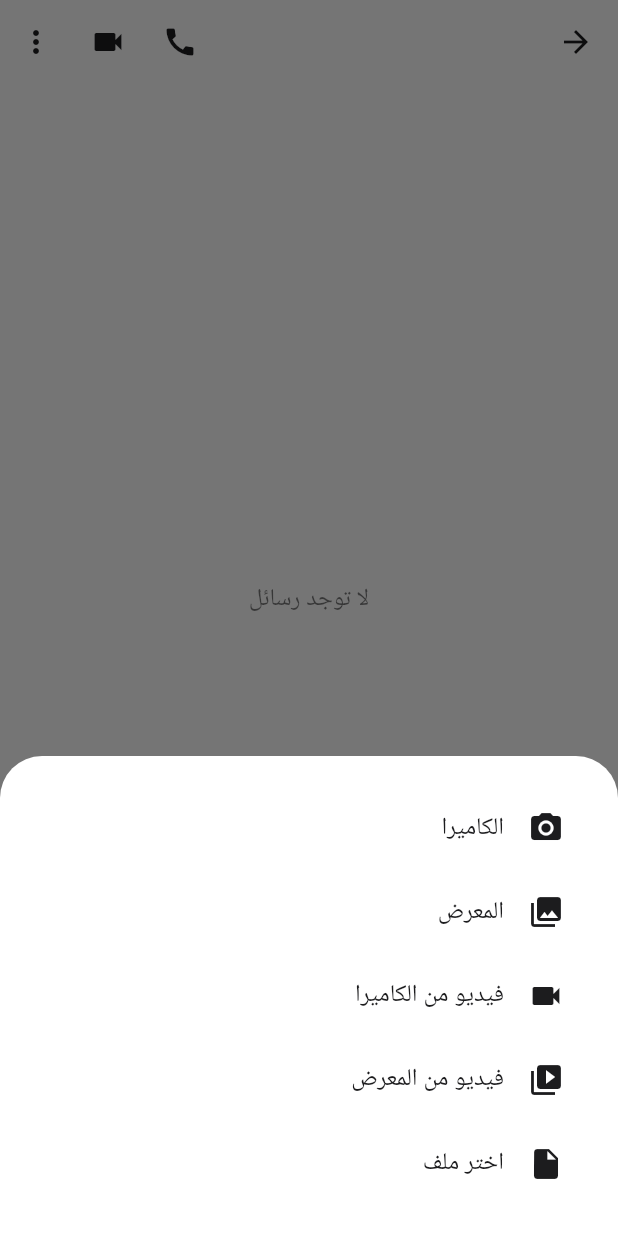
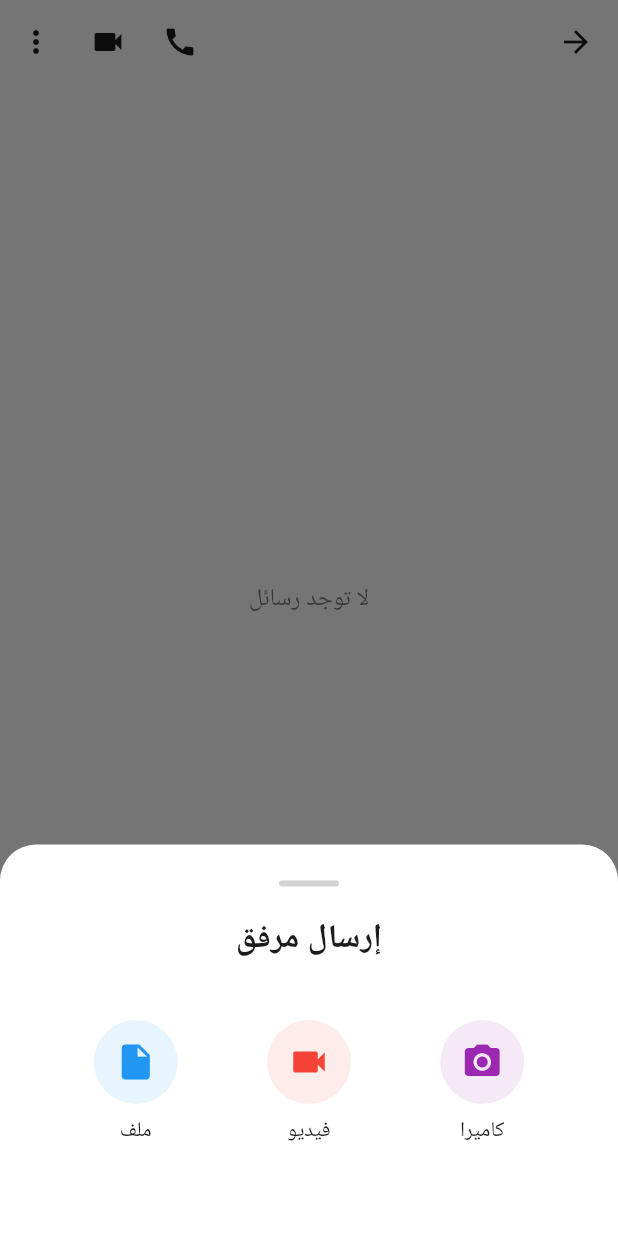
Before and after one commit to ahmetbasmaci/SamaNet, a Flutter app: the MessagesPage screen opened directly with empty values, after a tap on the "attach file" icon, on a phone screen of 412 x 824 dp. Run offline on Flutter 3.47's test engine with Material 3 defaults, Android fonts, the phone set to English and light mode, and no system bars; our stand-ins replace cached_network_image, dio, file_picker, flutter_local_notifications, image_picker, open_filex and 2 more; missing offline and left inert: signalr_core; accounts and stored records are empty; network calls fail; Roboto replaces fonts that are missing (SF Pro Rounded).

Commit message:
send file wthout text

```diff
--- a/sama_net_messaging_app_mobile/lib/data/services/api_client.dart
+++ b/sama_net_messaging_app_mobile/lib/data/services/api_client.dart
@@ -269,7 +269,10 @@ class ApiClient {
         // Error response - handle both object and string responses
         String errorMessage;
         if (responseData is Map<String, dynamic>) {
-          errorMessage = responseData['message'] ?? responseData['error'] ?? 'Request failed with status $statusCode';
+          var title = responseData['title'] ?? '';
+          var errors = responseData['errors'] ?? '';
+
+          errorMessage = title + (errors.isNotEmpty ? '\n\t- $errors \n\t-' : '') + ' (status code: $statusCode)';
         } else {
           errorMessage = responseData.toString();
         }
--- a/sama_net_messaging_app_mobile/lib/data/services/realtime_chat_service.dart
+++ b/sama_net_messaging_app_mobile/lib/data/services/realtime_chat_service.dart
@@ -84,15 +84,39 @@ class RealtimeChatService {
 
       await _connection!.start();
       await _connection!.invoke('JoinChat', args: <Object?>[userId]);
+
+      if (kDebugMode) {
+        debugPrint('[SignalR] Successfully connected for user $userId');
+      }
+    } catch (e, stackTrace) {
+      if (kDebugMode) {
+        debugPrint('[SignalR] Connection failed: $e');
+        debugPrintStack(stackTrace: stackTrace);
+      }
+      // Clean up on error
+      await _disposeConnection();
+      rethrow;
     } finally {
       _isConnecting = false;
     }
   }
 
   Future<void> _waitForConnection() async {
+    const maxWaitTime = Duration(seconds: 10);
+    final stopwatch = Stopwatch()..start();
+
     while (_isConnecting) {
+      if (stopwatch.elapsed >= maxWaitTime) {
+        if (kDebugMode) {
+          debugPrint('[SignalR] Wait for connection timed out after ${stopwatch.elapsed.inSeconds}s');
+        }
+        _isConnecting = false; // Force reset the flag
+        throw TimeoutException('Connection attempt timed out');
+      }
       await Future<void>.delayed(const Duration(milliseconds: 50));
     }
+
+    stopwatch.stop();
   }
 
   Future<void> _disposeConnection() async {
--- a/sama_net_messaging_app_mobile/lib/presentation/pages/messages_page.dart
+++ b/sama_net_messaging_app_mobile/lib/presentation/pages/messages_page.dart
@@ -723,52 +723,122 @@ class _MessagesPageState extends State<MessagesPage> {
   }
 
   void _showAttachmentOptions() {
+    final theme = Theme.of(context);
+
     showModalBottomSheet(
       context: context,
+      backgroundColor: Colors.transparent,
       builder: (context) => Container(
-        padding: const EdgeInsets.all(20),
+        decoration: BoxDecoration(
+          color: theme.colorScheme.surface,
+          borderRadius: const BorderRadius.only(
+            topLeft: Radius.circular(24),
+            topRight: Radius.circular(24),
+          ),
+        ),
+        padding: const EdgeInsets.symmetric(vertical: 24, horizontal: 20),
         child: Column(
           mainAxisSize: MainAxisSize.min,
           children: [
-            ListTile(
-              leading: const Icon(Icons.camera_alt),
-              title: const Text(ArabicStrings.camera),
+            // Handle bar
+            Container(
+              width: 40,
+              height: 4,
+              decoration: BoxDecoration(
+                color: theme.colorScheme.onSurface.withOpacity(0.2),
+                borderRadius: BorderRadius.circular(2),
+              ),
+            ),
+            const SizedBox(height: 20),
+
+            // Title
+            Text(
+              'إرسال مرفق',
+              style: theme.textTheme.titleLarge?.copyWith(
+                fontWeight: FontWeight.bold,
+              ),
+            ),
+            const SizedBox(height: 24),
+
+            // Options Grid
+            Row(
+              mainAxisAlignment: MainAxisAlignment.spaceEvenly,
+              children: [
+                _buildAttachmentOption(
+                  context: context,
+                  icon: Icons.camera_alt,
+                  label: 'كاميرا',
+                  color: Colors.purple,
                   onTap: () {
                     Navigator.pop(context);
                     _pickImageFromCamera();
                   },
                 ),
-            ListTile(
-              leading: const Icon(Icons.photo_library),
-              title: const Text(ArabicStrings.gallery),
-              onTap: () {
-                Navigator.pop(context);
-                _pickImageFromGallery();
-              },
-            ),
-            ListTile(
-              leading: const Icon(Icons.videocam),
-              title: const Text('فيديو من الكاميرا'),
+                _buildAttachmentOption(
+                  context: context,
+                  icon: Icons.videocam,
+                  label: 'فيديو',
+                  color: Colors.red,
                   onTap: () {
                     Navigator.pop(context);
                     _pickVideoFromCamera();
                   },
                 ),
-            ListTile(
-              leading: const Icon(Icons.video_library),
-              title: const Text('فيديو من المعرض'),
-              onTap: () {
-                Navigator.pop(context);
-                _pickVideoFromGallery();
-              },
-            ),
-            ListTile(
-              leading: const Icon(Icons.insert_drive_file),
-              title: const Text(ArabicStrings.selectFile),
+                _buildAttachmentOption(
+                  context: context,
+                  icon: Icons.insert_drive_file,
+                  label: 'ملف',
+                  color: Colors.blue,
                   onTap: () {
                     Navigator.pop(context);
                     _pickFile();
                   },
+                ),
+              ],
+            ),
+            const SizedBox(height: 20),
+          ],
+        ),
+      ),
+    );
+  }
+
+  Widget _buildAttachmentOption({
+    required BuildContext context,
+    required IconData icon,
+    required String label,
+    required Color color,
+    required VoidCallback onTap,
+  }) {
+    return InkWell(
+      onTap: onTap,
+      borderRadius: BorderRadius.circular(16),
+      child: Container(
+        width: 90,
+        padding: const EdgeInsets.symmetric(vertical: 16),
+        child: Column(
+          mainAxisSize: MainAxisSize.min,
+          children: [
+            Container(
+              width: 56,
+              height: 56,
+              decoration: BoxDecoration(
+                color: color.withOpacity(0.1),
+                shape: BoxShape.circle,
+              ),
+              child: Icon(
+                icon,
+                color: color,
+                size: 28,
+              ),
+            ),
+            const SizedBox(height: 8),
+            Text(
+              label,
+              style: Theme.of(context).textTheme.bodyMedium?.copyWith(
+                    fontWeight: FontWeight.w500,
+                  ),
+              textAlign: TextAlign.center,
             ),
           ],
         ),
@@ -954,7 +1024,7 @@ class _MessagesPageState extends State<MessagesPage> {
 
     String captionText = '';
 
-    final caption = await showModalBottomSheet<String>(
+    final caption = await showModalBottomSheet<String?>(
       context: context,
       isScrollControlled: true,
       builder: (sheetContext) {
@@ -1000,7 +1070,7 @@ class _MessagesPageState extends State<MessagesPage> {
                         children: [
                           Expanded(
                             child: OutlinedButton(
-                              onPressed: () => Navigator.of(sheetContext).pop(),
+                              onPressed: () => Navigator.of(sheetContext).pop(null),
                               child: const Text(ArabicStrings.cancel),
                             ),
                           ),
@@ -1027,7 +1097,8 @@ class _MessagesPageState extends State<MessagesPage> {
       return; // User cancelled.
     }
 
-    await _uploadAndSendFile(filePath, messageType, caption: caption);
+    // Pass empty string if caption is empty, so we don't add file description
+    await _uploadAndSendFile(filePath, messageType, caption: caption.isEmpty ? '' : caption);
   }
 
   /// Upload file and send message
@@ -1051,9 +1122,11 @@ class _MessagesPageState extends State<MessagesPage> {
         }
       }
 
+      final messageContent = _resolveAttachmentCaption(filePath, messageType, caption);
+
       final messageResponse = await _messageService.sendMessageWithAttachment(
         receiverId: widget.chatUser.id,
-        content: _resolveAttachmentCaption(filePath, messageType, caption),
+        content: messageContent, // Send as-is, empty is now allowed by API
         messageType: messageType,
         filePath: filePath,
       );
@@ -1080,10 +1153,22 @@ class _MessagesPageState extends State<MessagesPage> {
   }
 
   String _resolveAttachmentCaption(String filePath, String messageType, String? caption) {
+    // If caption is explicitly empty string (user chose to send without caption), return empty
+    if (caption == '') {
+      return '';
+    }
+
     final trimmed = caption?.trim() ?? '';
     if (trimmed.isNotEmpty) {
       return trimmed;
     }
+
+    // For images with no caption, return empty string
+    // For other files (videos, documents), return file description
+    if (messageType == 'image') {
+      return '';
+    }
+
     return _getFileDescription(filePath, messageType);
   }
 
```
Also changed, not shown: SamaNetMessaegingAppApi/SamaNetMessaegingAppApi/uploads/image/a2ae7e0a-89c3-4f01-9374-f63a8b1d68dc.jpg (added), SamaNetMessaegingAppApi/SamaNetMessaegingAppApi/uploads/image/d3064c9e-68a1-4be4-98dc-6f9a08ec5c7f.jpg (added), SamaNetMessaegingAppApi/SamaNetMessaegingAppApi/uploads/image/d73c5b1c-452c-4938-a52d-65a7dfbc70fd.jpg (added), 5 other files. Lines whose indentation alone changed are shown as unchanged.
